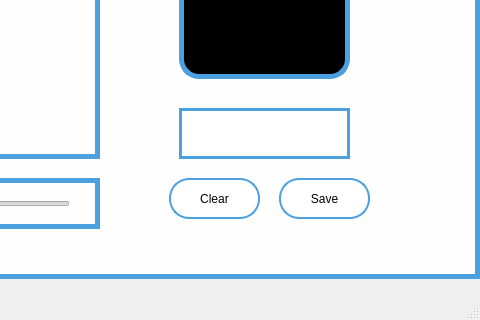
This is Source Code/UI_Files/create_gest.ui in shadabsk/Sign-Language-Recognition-Using-Hand-Gestures-Keras-PyQT5-OpenCV as Qt 5 draws it before an edit; both pictures show x 261 to 741 and y 322 to 642 of the 741 by 642 pixel window. The edited form follows.
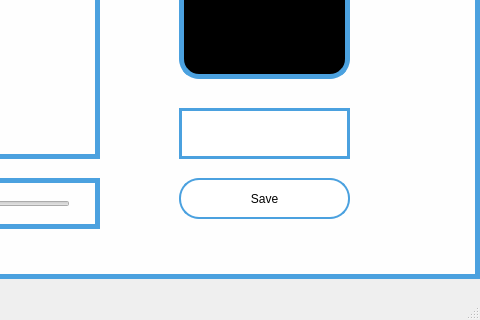
This is the edited form. Icons and pictures are not drawn.

Commit message: Fixed bugs related to creation of gesture

The edit to the form file:
```diff
--- a/Source Code/UI_Files/create_gest.ui
+++ b/Source Code/UI_Files/create_gest.ui
@@ -54,25 +54,6 @@
      <string>Scan Single Gestures</string>
     </property>
    </widget>
-   <widget class="QPushButton" name="pushButton_2">
-    <property name="geometry">
-     <rect>
-      <x>430</x>
-      <y>500</y>
-      <width>91</width>
-      <height>41</height>
-     </rect>
-    </property>
-    <property name="styleSheet">
-     <string notr="true">background-color: white;
-font: 16pt &quot;Times New Roman&quot;;
-color: black;
-border: 2px solid #4ba1df; border-radius:20px;</string>
-    </property>
-    <property name="text">
-     <string>Clear</string>
-    </property>
-   </widget>
    <widget class="QGraphicsView" name="graphicsView_3">
     <property name="geometry">
      <rect>
@@ -353,9 +334,9 @@
    <widget class="QPushButton" name="pushButton">
     <property name="geometry">
      <rect>
-      <x>540</x>
+      <x>440</x>
       <y>500</y>
-      <width>91</width>
+      <width>171</width>
       <height>41</height>
      </rect>
     </property>
```
The commit also changes 2 other files.
